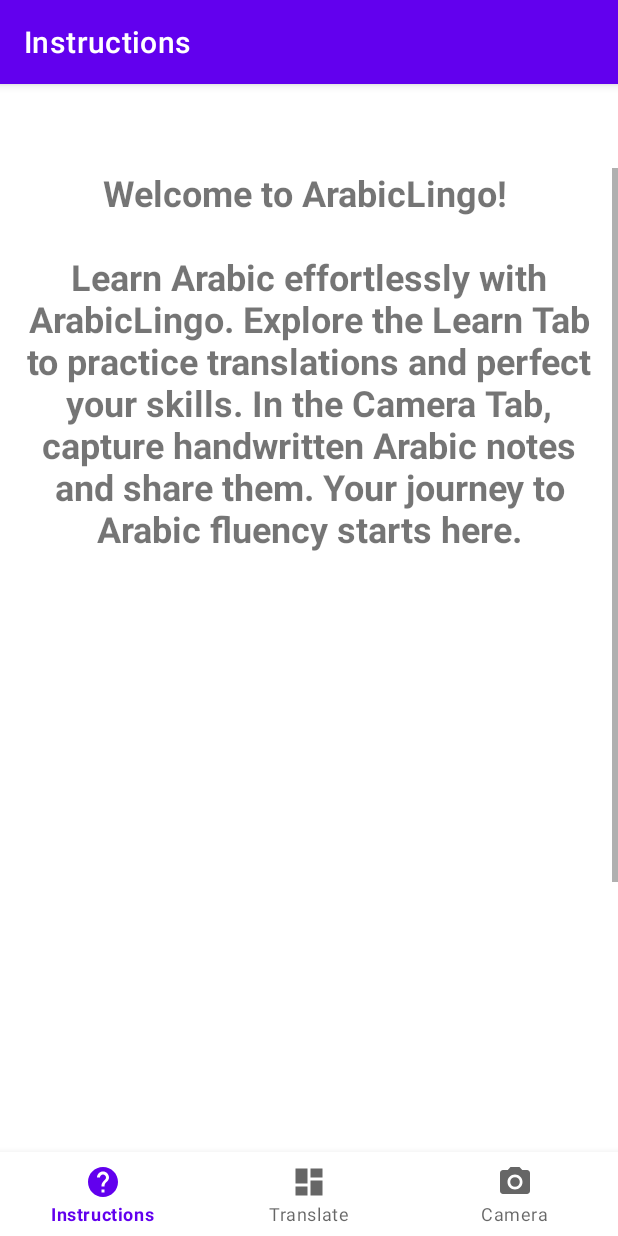
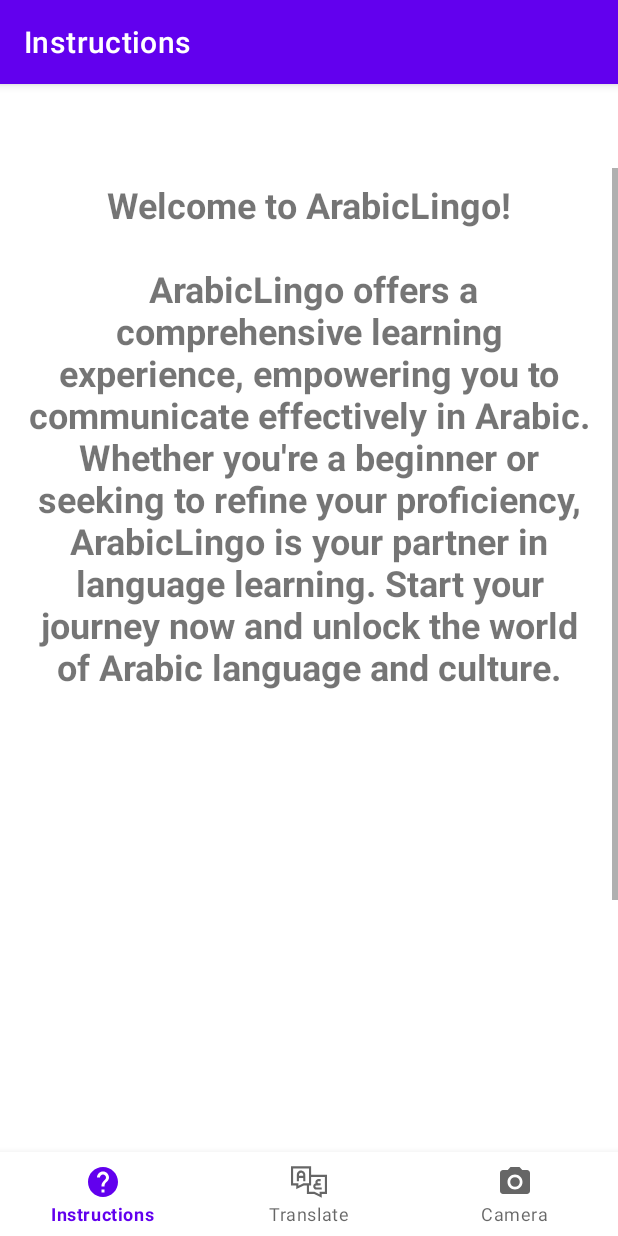
Before and after one commit to samielmadani/ArabicLingo, an Android app: the HomeFragment screen opened through its navigation route, on a phone screen of 412 x 824 dp. Run offline under Robolectric (Android 15) with nearby library versions, the phone set to English and light mode, and no system bars; our stand-ins replace navigation-ui.

Commit message:
Progress

```diff
--- a/app/src/main/java/com/example/arabiclingo/ui/home/HomeFragment.kt
+++ b/app/src/main/java/com/example/arabiclingo/ui/home/HomeFragment.kt
@@ -30,17 +30,13 @@
         _binding = FragmentHomeBinding.inflate(inflater, container, false)
         val root: View = binding.root
 
-        val textView: TextView = binding.textHome
-        homeViewModel.text.observe(viewLifecycleOwner) {
-            textView.text = it
-        }
+        binding.welcome.text = getString(R.string.welcome_message)
 
-        val instructionsContent: TextView = binding.instructionsContent
-        homeViewModel.instructions.observe(viewLifecycleOwner) {
-            instructionsContent.text = it
-        }
+        binding.textHome.text = getString(R.string.learn_tab_instructions)
+        binding.instructionsContent.text = getString(R.string.camera_tab_instructions)
 
         val fadeInAnimation = AnimationUtils.loadAnimation(requireContext(), R.anim.fade_in)
+        binding.welcome.startAnimation(fadeInAnimation)
         binding.textHome.startAnimation(fadeInAnimation)
         binding.instructionsContent.startAnimation(fadeInAnimation)
 
--- a/app/src/main/java/com/example/arabiclingo/ui/home/HomeViewModel.kt
+++ b/app/src/main/java/com/example/arabiclingo/ui/home/HomeViewModel.kt
@@ -6,38 +6,6 @@
 
 class HomeViewModel : ViewModel() {
 
-    private val _text = MutableLiveData<String>().apply {
-        value = "Welcome to ArabicLingo! \n\n" +
-                "Learn Arabic effortlessly with ArabicLingo. Explore the Learn Tab to practice translations and perfect your skills. " +
-                "In the Camera Tab, capture handwritten Arabic notes and share them. Your journey to Arabic fluency starts here."
-    }
-    val text: LiveData<String> = _text
 
-    private val _instructions = MutableLiveData<String>().apply {
-        value = "\nLearn Tab:\n" +
-                "\n" +
-                "In the Learn tab, you will find a list of Arabic phrases. To start learning, follow these steps:\n" +
-                "\n" +
-                "1. Tap on a specific phrase from the list.\n" +
-                "2. A box will appear where you can enter the English translation of the selected Arabic phrase.\n" +
-                "3. Press the \"Submit\" button.\n" +
-                "4. If your translation is correct, the phrase will appear in green.\n" +
-                "5. If your translation is incorrect, the phrase will appear in red.\n" +
-                "\n" +
-                "With the Learn tab, you can practice and enhance your Arabic vocabulary by translating phrases accurately.\n" +
-                "\n\n\n" +
-                "Camera Tab:\n" +
-                "\n" +
-                "In the Camera tab, you can utilize your phone's camera for a unique learning experience:\n" +
-                "\n" +
-                "1. Tap on the Camera tab.\n" +
-                "2. Use your phone's camera to take a photo of your handwritten Arabic writing.\n" +
-                "3. You can save the photo to your camera roll for future reference.\n" +
-                "4. You can also share the photo with your friends to get feedback or discuss your progress.\n" +
-                "\n" +
-                "The Camera tab provides an innovative way to practice your Arabic writing skills and share your learning journey with others.\n" +
-                "\n" +
-                "We hope you enjoy using ArabicLingo to learn Arabic and enhance your language skills. Happy learning!\n"
-    }
-    val instructions: LiveData<String> = _instructions
+
 }
--- a/app/src/main/res/drawable/ic_dashboard_black_24dp.xml
+++ b/app/src/main/res/drawable/ic_dashboard_black_24dp.xml
@@ -1,9 +1,18 @@
 <vector xmlns:android="http://schemas.android.com/apk/res/android"
-    android:width="24dp"
-    android:height="24dp"
-    android:viewportWidth="24.0"
-    android:viewportHeight="24.0">
+    android:width="512dp"
+    android:height="512dp"
+    android:viewportWidth="512"
+    android:viewportHeight="512">
     <path
-        android:fillColor="#FF000000"
-        android:pathData="M3,13h8L11,3L3,3v10zM3,21h8v-6L3,15v6zM13,21h8L21,11h-8v10zM13,3v6h8L21,3h-8z" />
+        android:pathData="M0,168.5l0,135.5 37.5,-0 37.5,-0 0,27c0,14.8 0.2,27 0.5,27 0.3,-0 24.8,-12.2 54.5,-27l54,-27 21,-0 21,-0 0,60.5 0,60.5 51.5,-0 51.5,-0 54,27 54,27 0,-27 0,-27 37.5,-0 37.5,-0 0,-136 0,-136 -113,-0 -113,-0 0,-60 0,-60 -143,-0 -143,-0 0,135.5zM256,168.5l0,105.5 -39.5,-0 -39.5,-0 -35,17.5c-19.2,9.6 -35.4,17.5 -36,17.5 -0.6,-0 -1,-6.4 -1,-17.5l0,-17.5 -37.5,-0 -37.5,-0 0,-105.5 0,-105.5 113,-0 113,-0 0,105.5zM482,289l0,105 -37.5,-0 -37.5,-0 0,18c0,9.9 -0.2,18 -0.5,18 -0.3,-0 -16.7,-8.1 -36.5,-18l-36,-18 -39,-0 -39,-0 0,-45 0,-45 15,-0 15,-0 0,-60 0,-60 98,-0 98,-0 0,105z"
+        android:fillColor="#000000"
+        android:strokeColor="#00000000"/>
+    <path
+        android:pathData="M133.3,94c-20.7,3.8 -39.4,19.5 -46.3,39.2 -3.5,10.1 -4,17.3 -4,64.5l0,46.3 15,-0 15,-0 0,-22.5 0,-22.5 30.5,-0 30.5,-0 0,22.5 0,22.5 15.1,-0 15,-0 -0.3,-50.8c-0.4,-45.5 -0.6,-51.3 -2.2,-56.2 -6.7,-20.4 -22,-35.7 -41.6,-41.4 -6.8,-2 -19.9,-2.8 -26.7,-1.6zM156.7,126.6c6,2.9 11.7,8.8 14.6,15.3 1.7,3.7 2.1,6.7 2.1,15.6l0.1,11 -30,-0 -30,-0 0.1,-10c0,-11.9 1.9,-18.4 7,-24.4 9.1,-10.6 23.5,-13.6 36.1,-7.5z"
+        android:fillColor="#000000"
+        android:strokeColor="#00000000"/>
+    <path
+        android:pathData="M376.9,216.3c-7.7,2.6 -16.6,9 -21.1,15 -8.9,12.2 -11.3,25.4 -7.4,41.7 0.6,2.3 0.1,2.7 -6.1,5.5 -17.4,7.7 -28.6,28.4 -25.5,47 2.9,17.5 14.9,31.5 31.3,36.6 5.6,1.7 9.7,1.9 47.5,1.9l41.4,-0 0,-15 0,-15 -39.9,-0c-39.6,-0 -39.8,-0 -43.1,-2.3 -5.4,-3.6 -7.4,-7.1 -7.4,-12.7 0,-5.4 1.8,-8.7 6.8,-12.4 2.6,-2 4.2,-2.1 35.7,-2.4l32.9,-0.3 0,-14.9 0,-14.9 -17.9,-0.3c-16.4,-0.3 -18.2,-0.5 -20.8,-2.4 -4.2,-3.2 -6.6,-8 -6.5,-13.2 0,-5.1 2.1,-8.5 7.2,-12 3.1,-2.1 4.3,-2.2 20.6,-2.2l17.4,-0 0,-15 0,-15 -19.2,-0c-17.4,-0 -20,0.3 -25.9,2.3z"
+        android:fillColor="#000000"
+        android:strokeColor="#00000000"/>
 </vector>
--- a/app/src/main/res/layout/fragment_home.xml
+++ b/app/src/main/res/layout/fragment_home.xml
@@ -11,20 +11,38 @@
         android:animateLayoutChanges="true">
 
         <TextView
-            android:id="@+id/text_home"
+            android:id="@+id/welcome"
             android:layout_width="match_parent"
             android:layout_height="wrap_content"
-            android:layout_marginStart="8dp"
-            android:layout_marginEnd="8dp"
+            android:layout_marginStart="16dp"
+            android:layout_marginTop="8dp"
+            android:layout_marginEnd="16dp"
             android:textAlignment="center"
             android:textSize="24sp"
             android:textStyle="bold"
-            app:layout_constraintBottom_toTopOf="@id/instructions_content"
+            app:layout_constraintBottom_toTopOf="@+id/text_home"
             app:layout_constraintEnd_toEndOf="parent"
             app:layout_constraintHorizontal_bias="1.0"
             app:layout_constraintStart_toStartOf="parent"
             app:layout_constraintTop_toTopOf="parent"
             app:layout_constraintVertical_bias="0.062" />
+
+        <TextView
+            android:id="@+id/text_home"
+            android:layout_width="match_parent"
+            android:layout_height="wrap_content"
+            android:layout_marginStart="16dp"
+            android:layout_marginTop="8dp"
+            android:layout_marginEnd="16dp"
+            android:textAlignment="textStart"
+            android:textSize="16sp"
+            android:textStyle="bold"
+            app:layout_constraintBottom_toTopOf="@id/instructions_content"
+            app:layout_constraintEnd_toEndOf="parent"
+            app:layout_constraintHorizontal_bias="0.0"
+            app:layout_constraintStart_toStartOf="parent"
+            app:layout_constraintTop_toBottomOf="@id/welcome"
+            app:layout_constraintVertical_bias="0.733" />
 
         <TextView
             android:id="@+id/instructions_content"
@@ -33,15 +51,16 @@
             android:layout_marginStart="16dp"
             android:layout_marginTop="8dp"
             android:layout_marginEnd="16dp"
-            android:layout_marginBottom="32dp"
+            android:layout_marginBottom="80dp"
             android:textAlignment="textStart"
             android:textSize="16sp"
+            android:textStyle="bold"
             app:layout_constraintBottom_toBottomOf="parent"
             app:layout_constraintEnd_toEndOf="parent"
             app:layout_constraintHorizontal_bias="0.0"
             app:layout_constraintStart_toStartOf="parent"
             app:layout_constraintTop_toBottomOf="@id/text_home"
-            app:layout_constraintVertical_bias="0.112" />
+            app:layout_constraintVertical_bias="0.0" />
 
     </androidx.constraintlayout.widget.ConstraintLayout>
 </ScrollView>
--- a/app/src/main/res/values/strings.xml
+++ b/app/src/main/res/values/strings.xml
@@ -96,6 +96,40 @@
     </string-array>
 
 
+    <string name="welcome_message">
+        Welcome to ArabicLingo!\n\n
+
+       ArabicLingo offers a comprehensive learning experience, empowering you to communicate effectively in Arabic. Whether
+        you\'re a beginner or seeking to refine your proficiency, ArabicLingo is your partner in language learning. Start your
+        journey now and unlock the world of Arabic language and culture.\n
+    </string>
+
+    <string name="learn_tab_instructions">
+    Translate Tab:\n\n
+
+    In the Translate tab, you will find a list of Arabic phrases. To start learning, follow these steps:\n\n
+
+        1. Tap on a specific phrase from the list.\n
+        2. A box will appear where you can enter the English translation of the selected Arabic phrase.\n
+        3. Press the "Submit" button.\n
+        4. You will be prompted whether your answer is correct.\n
+
+    </string>
+
+    <string name="camera_tab_instructions">
+    Camera Tab:\n\n
+
+    In the Camera tab, you can utilize your phone\'s camera for a unique learning experience:\n\n
+
+        1. Tap on the Camera tab.\n
+        2. Use your phone\'s camera to take a photo of your handwritten Arabic writing.\n
+        3. You can save the photo to your camera roll for future reference.\n
+        4. You can also share the photo with your friends to get feedback or discuss your progress.\n\n
+
+    We hope you enjoy using ArabicLingo to learn Arabic and enhance your language skills. Happy learning!\n\n
+    </string>
+
+
 
 
 </resources>
```
